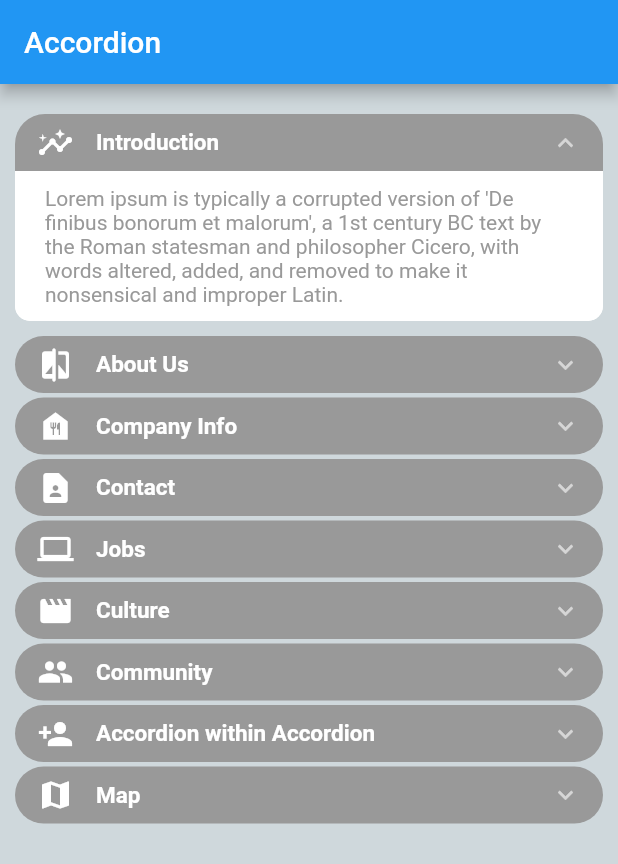
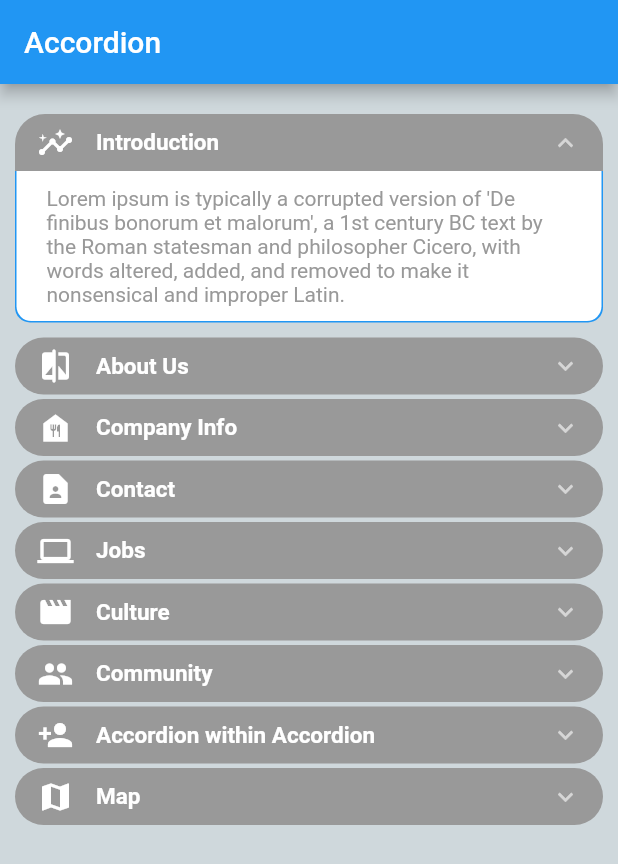
Before and after one commit to GotJimmy/accordion, a Flutter app: the screen it shows after launch, on a phone screen of 412 x 824 dp. Shown: the top 864 px of the screen. Run offline on Flutter 3.47's test engine with Material 2 defaults, Android fonts, the phone set to English and light mode, and no system bars; drawn by our look-alikes of scroll_to_index; our stand-ins replace get.

Commit message:
2.1.0: switched to header widget, default contentBorderColor changed

```diff
--- a/example/pubspec.yaml
+++ b/example/pubspec.yaml
@@ -15,7 +15,7 @@ publish_to: "none" # Remove this line if you wish to publish to pub.dev
 # In iOS, build-name is used as CFBundleShortVersionString while build-number used as CFBundleVersion.
 # Read more about iOS versioning at
 # https://developer.apple.com/library/archive/documentation/General/Reference/InfoPlistKeyReference/Articles/CoreFoundationKeys.html
-version: 2.0.1
+version: 2.1.0
 
 environment:
   sdk: ">=2.7.0 <3.0.0"
--- a/lib/accordion.dart
+++ b/lib/accordion.dart
@@ -69,8 +69,6 @@ final springFast = SpringDescription(mass: 1, stiffness: 200, damping: 30);
 mixin CommonParams {
   late final Color? _headerBackgroundColor;
   late final double? _headerBorderRadius;
-  late final TextAlign? _headerTextAlign;
-  late final TextStyle? _headerTextStyle;
   late final EdgeInsets? _headerPadding;
   late final Widget? _leftIcon, _rightIcon;
   late final bool? _flipRightIconIfOpen;
@@ -153,8 +151,6 @@ class Accordion extends StatelessWidget with CommonParams {
     int? initialOpeningSequenceDelay,
     Color? headerBackgroundColor,
     double? headerBorderRadius,
-    @deprecated TextAlign? headerTextAlign,
-    @deprecated TextStyle? headerTextStyle,
     Widget? leftIcon,
     Widget? rightIcon,
     Widget? header,
@@ -176,8 +172,6 @@ class Accordion extends StatelessWidget with CommonParams {
     listCtrl.initialOpeningSequenceDelay = initialOpeningSequenceDelay ?? 0;
     this._headerBackgroundColor = headerBackgroundColor;
     this._headerBorderRadius = headerBorderRadius ?? 10;
-    this._headerTextAlign = headerTextAlign ?? TextAlign.left;
-    this._headerTextStyle = headerTextStyle;
     this._leftIcon = leftIcon;
     this._rightIcon = rightIcon;
     this._flipRightIconIfOpen = flipRightIconIfOpen;
@@ -238,9 +232,6 @@ class Accordion extends StatelessWidget with CommonParams {
                     child._headerBackgroundColor ?? _headerBackgroundColor,
                 headerBorderRadius:
                     child._headerBorderRadius ?? _headerBorderRadius,
-                headerText: child.headerText,
-                headerTextStyle: child._headerTextStyle ?? _headerTextStyle,
-                headerTextAlign: child._headerTextAlign ?? _headerTextAlign,
                 headerPadding: child._headerPadding ?? _headerPadding,
                 header: child.header,
                 leftIcon: child._leftIcon ?? _leftIcon,
@@ -324,8 +315,7 @@ class AccordionSection extends StatelessWidget with CommonParams {
   late final int index;
 
   /// The text to be displayed in the header
-  final Widget? header;
-  final String? headerText;
+  final Widget header;
 
   /// The widget to be displayed as the content of the section when open
   final Widget content;
@@ -334,13 +324,10 @@ class AccordionSection extends StatelessWidget with CommonParams {
     this.key,
     this.index = 0,
     bool isOpen = false,
-    this.header,
-    @deprecated this.headerText,
+    required this.header,
     required this.content,
     Color? headerBackgroundColor,
     double? headerBorderRadius,
-    TextAlign? headerTextAlign,
-    TextStyle? headerTextStyle,
     EdgeInsets? headerPadding,
     Widget? leftIcon,
     Widget? rightIcon,
@@ -360,8 +347,6 @@ class AccordionSection extends StatelessWidget with CommonParams {
 
     this._headerBackgroundColor = headerBackgroundColor;
     this._headerBorderRadius = headerBorderRadius;
-    this._headerTextAlign = headerTextAlign;
-    this._headerTextStyle = headerTextStyle;
     this._headerPadding = headerPadding;
     this._leftIcon = leftIcon;
     this._rightIcon = rightIcon;
@@ -439,18 +424,9 @@ class AccordionSection extends StatelessWidget with CommonParams {
                   Expanded(
                     flex: 10,
                     child: Padding(
-                      padding: EdgeInsets.symmetric(horizontal: 15),
-                      child: header == null
-                          ? Text(
-                              headerText ?? '',
-                              textAlign: _headerTextAlign,
-                              style: _headerTextStyle ??
-                                  TextStyle(
-                                      color: Colors.white,
-                                      fontSize: 20,
-                                      fontWeight: FontWeight.bold),
-                            )
-                          : header,
+                      padding: EdgeInsets.symmetric(
+                          horizontal: _leftIcon == null ? 0 : 15),
+                      child: header,
                     ),
                   ),
                   if (_rightIcon != null)
@@ -473,16 +449,17 @@ class AccordionSection extends StatelessWidget with CommonParams {
                   child: Container(
                     clipBehavior: Clip.antiAlias,
                     decoration: BoxDecoration(
-                      color: _contentBorderColor ?? Colors.white,
+                      color:
+                          _contentBorderColor ?? Theme.of(context).primaryColor,
                       borderRadius: BorderRadius.vertical(
                           bottom: Radius.circular(_contentBorderRadius!)),
                     ),
                     child: Padding(
                       padding: EdgeInsets.fromLTRB(
-                        _contentBorderWidth ?? 0,
+                        _contentBorderWidth ?? 1,
                         0,
-                        _contentBorderWidth ?? 0,
-                        _contentBorderWidth ?? 0,
+                        _contentBorderWidth ?? 1,
+                        _contentBorderWidth ?? 1,
                       ),
                       child: Container(
                         clipBehavior: Clip.antiAlias,
--- a/pubspec.yaml
+++ b/pubspec.yaml
@@ -1,6 +1,6 @@
 name: accordion
 description: An expandable Flutter widget list where each item can be expanded or collapsed simply by clicking on the header.
-version: 2.0.1
+version: 2.1.0
 homepage: https://www.vulcansoft.com
 repository: https://github.com/GotJimmy/accordion
 
```
Also changed, not shown: example/pubspec.lock, 2 other files.
